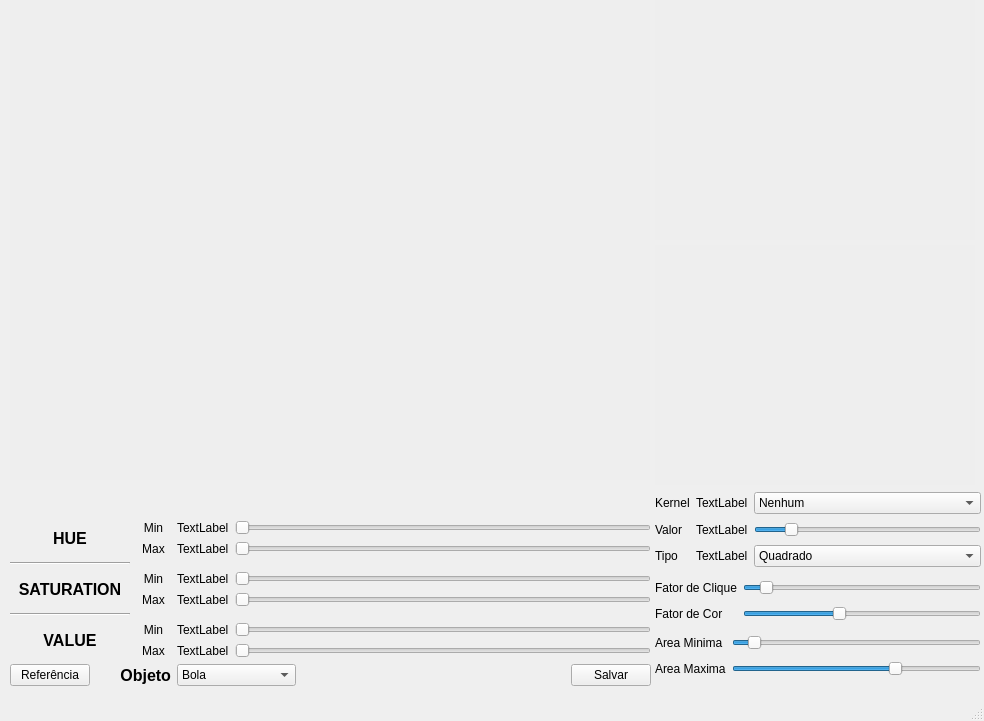
First picture: the form in interface/cores.ui, repository Red-Dragons-UFSCar/red-visao, before the edit.
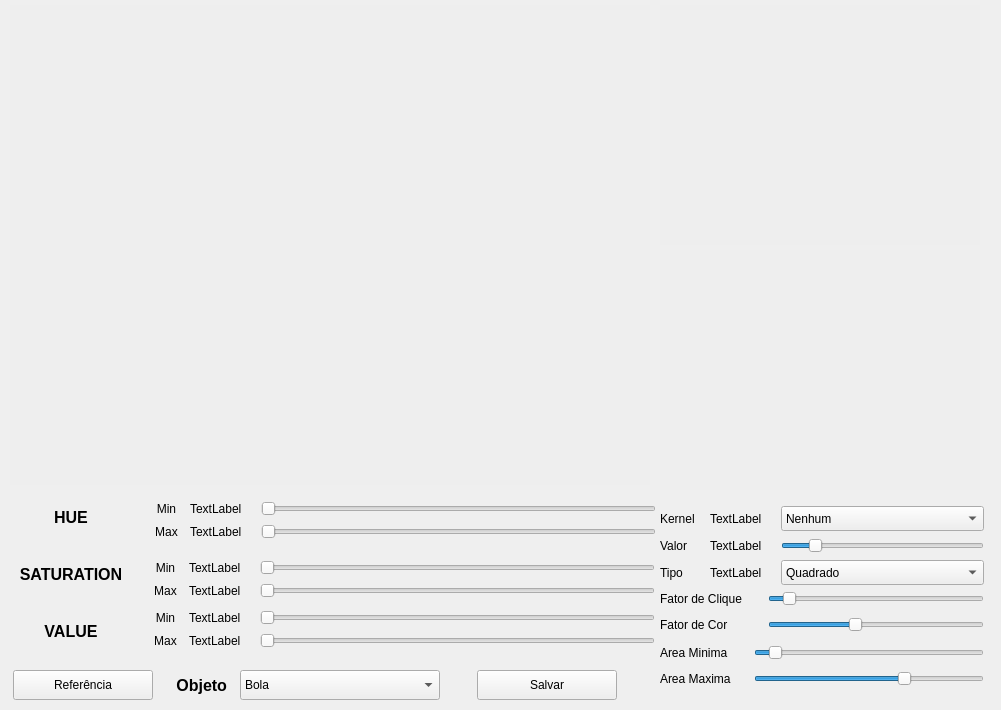
Second picture: the form after the edit.

What changed in the file:
```diff
--- a/interface/cores.ui
+++ b/interface/cores.ui
@@ -1,24 +1,26 @@
 <?xml version="1.0" encoding="UTF-8"?>
 <ui version="4.0">
- <class>MainWindow</class>
- <widget class="QMainWindow" name="MainWindow">
+ <class>Form</class>
+ <widget class="QWidget" name="Form">
   <property name="geometry">
    <rect>
     <x>0</x>
     <y>0</y>
-    <width>984</width>
-    <height>721</height>
+    <width>1001</width>
+    <height>710</height>
    </rect>
   </property>
   <property name="windowTitle">
    <string>MainWindow</string>
   </property>
-  <widget class="QWidget" name="centralwidget">
+  <property name="styleSheet">
+   <string notr="true"/>
+  </property>
    <widget class="QLabel" name="QT_Imagem">
     <property name="geometry">
      <rect>
       <x>10</x>
-      <y>0</y>
+     <y>5</y>
       <width>640</width>
       <height>480</height>
      </rect>
@@ -30,97 +32,47 @@
      <string/>
     </property>
    </widget>
-   <widget class="QWidget" name="verticalLayoutWidget">
+  <widget class="QLabel" name="QT_PB">
+   <property name="geometry">
+    <rect>
+     <x>660</x>
+     <y>5</y>
+     <width>320</width>
+     <height>240</height>
+    </rect>
+   </property>
+   <property name="styleSheet">
+    <string notr="true">background-color: rgb(238, 238, 238);</string>
+   </property>
+   <property name="text">
+    <string/>
+   </property>
+  </widget>
+  <widget class="QLabel" name="QT_Contorno">
+   <property name="geometry">
+    <rect>
+     <x>660</x>
+     <y>250</y>
+     <width>320</width>
+     <height>240</height>
+    </rect>
+   </property>
+   <property name="styleSheet">
+    <string notr="true">background-color: rgb(238, 238, 238);</string>
+   </property>
+   <property name="text">
+    <string/>
+   </property>
+  </widget>
+  <widget class="QLabel" name="label_18">
     <property name="geometry">
      <rect>
       <x>10</x>
-      <y>485</y>
-      <width>641</width>
-      <height>201</height>
-     </rect>
-    </property>
-    <layout class="QVBoxLayout" name="verticalLayout">
-     <item>
-      <layout class="QGridLayout" name="gridLayout" rowstretch="1,0,0,0,0,0">
-       <item row="2" column="0">
-        <widget class="Line" name="line">
-         <property name="orientation">
-          <enum>Qt::Horizontal</enum>
-         </property>
-        </widget>
-       </item>
-       <item row="5" column="1">
-        <layout class="QGridLayout" name="gridLayout_4">
-         <item row="0" column="2">
-          <widget class="QSlider" name="QT_VMin">
-           <property name="maximum">
-            <number>255</number>
-           </property>
-           <property name="orientation">
-            <enum>Qt::Horizontal</enum>
-           </property>
-          </widget>
-         </item>
-         <item row="0" column="1">
-          <widget class="QLabel" name="QT_labelVMin">
-           <property name="text">
-            <string>TextLabel</string>
-           </property>
-          </widget>
-         </item>
-         <item row="1" column="1">
-          <widget class="QLabel" name="QT_labelVMax">
-           <property name="text">
-            <string>TextLabel</string>
-           </property>
-          </widget>
-         </item>
-         <item row="1" column="0">
-          <widget class="QLabel" name="label_9">
-           <property name="minimumSize">
-            <size>
-             <width>35</width>
-             <height>0</height>
-            </size>
-           </property>
-           <property name="text">
-            <string>Max</string>
-           </property>
-           <property name="alignment">
-            <set>Qt::AlignCenter</set>
-           </property>
-          </widget>
-         </item>
-         <item row="1" column="2">
-          <widget class="QSlider" name="QT_VMax">
-           <property name="maximum">
-            <number>255</number>
-           </property>
-           <property name="orientation">
-            <enum>Qt::Horizontal</enum>
-           </property>
-          </widget>
-         </item>
-         <item row="0" column="0">
-          <widget class="QLabel" name="label_10">
-           <property name="minimumSize">
-            <size>
-             <width>35</width>
-             <height>0</height>
-            </size>
-           </property>
-           <property name="text">
-            <string>Min</string>
-           </property>
-           <property name="alignment">
-            <set>Qt::AlignCenter</set>
-           </property>
-          </widget>
-         </item>
-        </layout>
-       </item>
-       <item row="3" column="0">
-        <widget class="QLabel" name="label_7">
+     <y>553</y>
+     <width>122</width>
+     <height>42</height>
+    </rect>
+   </property>
          <property name="minimumSize">
           <size>
            <width>120</width>
@@ -141,32 +93,15 @@
           <set>Qt::AlignCenter</set>
          </property>
         </widget>
-       </item>
-       <item row="5" column="0">
-        <widget class="QLabel" name="label_8">
-         <property name="minimumSize">
-          <size>
-           <width>120</width>
-           <height>0</height>
-          </size>
-         </property>
-         <property name="font">
-          <font>
-           <pointsize>12</pointsize>
-           <weight>75</weight>
-           <bold>true</bold>
-          </font>
-         </property>
-         <property name="text">
-          <string>VALUE</string>
-         </property>
-         <property name="alignment">
-          <set>Qt::AlignCenter</set>
-         </property>
-        </widget>
-       </item>
-       <item row="1" column="0">
-        <widget class="QLabel" name="label_2">
+  <widget class="QLabel" name="label_19">
+   <property name="geometry">
+    <rect>
+     <x>10</x>
+     <y>496</y>
+     <width>122</width>
+     <height>42</height>
+    </rect>
+   </property>
          <property name="minimumSize">
           <size>
            <width>120</width>
@@ -187,11 +122,104 @@
           <set>Qt::AlignCenter</set>
          </property>
         </widget>
-       </item>
-       <item row="1" column="1">
-        <layout class="QGridLayout" name="gridLayout_2">
-         <item row="0" column="2">
+  <widget class="QLabel" name="label_20">
+   <property name="geometry">
+    <rect>
+     <x>10</x>
+     <y>610</y>
+     <width>122</width>
+     <height>42</height>
+    </rect>
+   </property>
+   <property name="minimumSize">
+    <size>
+     <width>120</width>
+     <height>0</height>
+    </size>
+   </property>
+   <property name="font">
+    <font>
+     <pointsize>12</pointsize>
+     <weight>75</weight>
+     <bold>true</bold>
+    </font>
+   </property>
+   <property name="text">
+    <string>VALUE</string>
+   </property>
+   <property name="alignment">
+    <set>Qt::AlignCenter</set>
+   </property>
+  </widget>
+  <widget class="QLabel" name="label_21">
+   <property name="geometry">
+    <rect>
+     <x>149</x>
+     <y>523</y>
+     <width>35</width>
+     <height>17</height>
+    </rect>
+   </property>
+   <property name="minimumSize">
+    <size>
+     <width>35</width>
+     <height>0</height>
+    </size>
+   </property>
+   <property name="text">
+    <string>Max</string>
+   </property>
+   <property name="alignment">
+    <set>Qt::AlignCenter</set>
+   </property>
+  </widget>
+  <widget class="QSlider" name="QT_HMax">
+   <property name="geometry">
+    <rect>
+     <x>261</x>
+     <y>524</y>
+     <width>395</width>
+     <height>15</height>
+    </rect>
+   </property>
+   <property name="maximum">
+    <number>179</number>
+   </property>
+   <property name="orientation">
+    <enum>Qt::Horizontal</enum>
+   </property>
+  </widget>
+  <widget class="QLabel" name="label_22">
+   <property name="geometry">
+    <rect>
+     <x>149</x>
+     <y>500</y>
+     <width>35</width>
+     <height>17</height>
+    </rect>
+   </property>
+   <property name="minimumSize">
+    <size>
+     <width>35</width>
+     <height>0</height>
+    </size>
+   </property>
+   <property name="text">
+    <string>Min</string>
+   </property>
+   <property name="alignment">
+    <set>Qt::AlignCenter</set>
+   </property>
+  </widget>
           <widget class="QSlider" name="QT_HMin">
+   <property name="geometry">
+    <rect>
+     <x>261</x>
+     <y>501</y>
+     <width>395</width>
+     <height>15</height>
+    </rect>
+   </property>
            <property name="maximum">
             <number>179</number>
            </property>
@@ -199,49 +227,41 @@
             <enum>Qt::Horizontal</enum>
            </property>
           </widget>
-         </item>
-         <item row="0" column="1">
-          <widget class="QLabel" name="QT_labelHMin">
-           <property name="text">
-            <string>TextLabel</string>
-           </property>
-          </widget>
-         </item>
-         <item row="1" column="1">
           <widget class="QLabel" name="QT_labelHMax">
+   <property name="geometry">
+    <rect>
+     <x>190</x>
+     <y>523</y>
+     <width>65</width>
+     <height>17</height>
+    </rect>
+   </property>
            <property name="text">
             <string>TextLabel</string>
            </property>
           </widget>
-         </item>
-         <item row="1" column="0">
-          <widget class="QLabel" name="label_4">
-           <property name="minimumSize">
-            <size>
+  <widget class="QLabel" name="QT_labelHMin">
+   <property name="geometry">
+    <rect>
+     <x>190</x>
+     <y>500</y>
+     <width>65</width>
+     <height>17</height>
+    </rect>
+   </property>
+   <property name="text">
+    <string>TextLabel</string>
+   </property>
+  </widget>
+  <widget class="QLabel" name="label_23">
+   <property name="geometry">
+    <rect>
+     <x>148</x>
+     <y>559</y>
              <width>35</width>
-             <height>0</height>
-            </size>
-           </property>
-           <property name="text">
-            <string>Max</string>
-           </property>
-           <property name="alignment">
-            <set>Qt::AlignCenter</set>
-           </property>
-          </widget>
-         </item>
-         <item row="1" column="2">
-          <widget class="QSlider" name="QT_HMax">
-           <property name="maximum">
-            <number>179</number>
-           </property>
-           <property name="orientation">
-            <enum>Qt::Horizontal</enum>
-           </property>
-          </widget>
-         </item>
-         <item row="0" column="0">
-          <widget class="QLabel" name="label_3">
+     <height>17</height>
+    </rect>
+   </property>
            <property name="minimumSize">
             <size>
              <width>35</width>
@@ -255,53 +275,63 @@
             <set>Qt::AlignCenter</set>
            </property>
           </widget>
-         </item>
-        </layout>
-       </item>
-       <item row="3" column="1">
-        <layout class="QGridLayout" name="gridLayout_3">
-         <item row="0" column="2">
-          <widget class="QSlider" name="QT_SMin">
-           <property name="maximum">
-            <number>255</number>
-           </property>
-           <property name="orientation">
-            <enum>Qt::Horizontal</enum>
-           </property>
-          </widget>
-         </item>
-         <item row="1" column="1">
+  <widget class="QLabel" name="label_24">
+   <property name="geometry">
+    <rect>
+     <x>148</x>
+     <y>582</y>
+     <width>35</width>
+     <height>17</height>
+    </rect>
+   </property>
+   <property name="minimumSize">
+    <size>
+     <width>35</width>
+     <height>0</height>
+    </size>
+   </property>
+   <property name="text">
+    <string>Max</string>
+   </property>
+   <property name="alignment">
+    <set>Qt::AlignCenter</set>
+   </property>
+  </widget>
           <widget class="QLabel" name="QT_labelSMax">
+   <property name="geometry">
+    <rect>
+     <x>189</x>
+     <y>582</y>
+     <width>65</width>
+     <height>17</height>
+    </rect>
+   </property>
            <property name="text">
             <string>TextLabel</string>
            </property>
           </widget>
-         </item>
-         <item row="0" column="0">
-          <widget class="QLabel" name="label_6">
-           <property name="minimumSize">
-            <size>
-             <width>35</width>
-             <height>0</height>
-            </size>
-           </property>
-           <property name="text">
-            <string>Min</string>
-           </property>
-           <property name="alignment">
-            <set>Qt::AlignCenter</set>
-           </property>
-          </widget>
-         </item>
-         <item row="0" column="1">
           <widget class="QLabel" name="QT_labelSMin">
+   <property name="geometry">
+    <rect>
+     <x>189</x>
+     <y>559</y>
+     <width>65</width>
+     <height>17</height>
+    </rect>
+   </property>
            <property name="text">
             <string>TextLabel</string>
            </property>
           </widget>
-         </item>
-         <item row="1" column="2">
           <widget class="QSlider" name="QT_SMax">
+   <property name="geometry">
+    <rect>
+     <x>260</x>
+     <y>583</y>
+     <width>395</width>
+     <height>15</height>
+    </rect>
+   </property>
            <property name="maximum">
             <number>255</number>
            </property>
@@ -309,9 +339,82 @@
             <enum>Qt::Horizontal</enum>
            </property>
           </widget>
-         </item>
-         <item row="1" column="0">
-          <widget class="QLabel" name="label_5">
+  <widget class="QSlider" name="QT_SMin">
+   <property name="geometry">
+    <rect>
+     <x>260</x>
+     <y>560</y>
+     <width>395</width>
+     <height>15</height>
+    </rect>
+   </property>
+   <property name="maximum">
+    <number>255</number>
+   </property>
+   <property name="orientation">
+    <enum>Qt::Horizontal</enum>
+   </property>
+  </widget>
+  <widget class="QSlider" name="QT_VMax">
+   <property name="geometry">
+    <rect>
+     <x>260</x>
+     <y>633</y>
+     <width>395</width>
+     <height>15</height>
+    </rect>
+   </property>
+   <property name="maximum">
+    <number>255</number>
+   </property>
+   <property name="orientation">
+    <enum>Qt::Horizontal</enum>
+   </property>
+  </widget>
+  <widget class="QLabel" name="QT_labelVMin">
+   <property name="geometry">
+    <rect>
+     <x>189</x>
+     <y>609</y>
+     <width>65</width>
+     <height>17</height>
+    </rect>
+   </property>
+   <property name="text">
+    <string>TextLabel</string>
+   </property>
+  </widget>
+  <widget class="QLabel" name="label_25">
+   <property name="geometry">
+    <rect>
+     <x>148</x>
+     <y>609</y>
+     <width>35</width>
+     <height>17</height>
+    </rect>
+   </property>
+   <property name="minimumSize">
+    <size>
+     <width>35</width>
+     <height>0</height>
+    </size>
+   </property>
+   <property name="text">
+    <string>Min</string>
+   </property>
+   <property name="alignment">
+    <set>Qt::AlignCenter</set>
+   </property>
+  </widget>
+  <widget class="QLabel" name="label_26">
+   <property name="geometry">
+    <rect>
+     <x>148</x>
+     <y>632</y>
+     <width>35</width>
+     <height>17</height>
+    </rect>
+   </property>
            <property name="minimumSize">
             <size>
              <width>35</width>
@@ -325,29 +428,57 @@
             <set>Qt::AlignCenter</set>
            </property>
           </widget>
-         </item>
-        </layout>
-       </item>
-       <item row="4" column="0">
-        <widget class="Line" name="line_2">
+  <widget class="QLabel" name="QT_labelVMax">
+   <property name="geometry">
+    <rect>
+     <x>189</x>
+     <y>632</y>
+     <width>65</width>
+     <height>17</height>
+    </rect>
+   </property>
+   <property name="text">
+    <string>TextLabel</string>
+   </property>
+  </widget>
+  <widget class="QSlider" name="QT_VMin">
+   <property name="geometry">
+    <rect>
+     <x>260</x>
+     <y>610</y>
+     <width>395</width>
+     <height>15</height>
+    </rect>
+   </property>
+   <property name="maximum">
+    <number>255</number>
+   </property>
          <property name="orientation">
           <enum>Qt::Horizontal</enum>
          </property>
         </widget>
-       </item>
-      </layout>
-     </item>
-     <item>
-      <layout class="QHBoxLayout" name="horizontalLayout">
-       <item>
-        <widget class="QPushButton" name="QT_btReferencia">
+  <widget class="QPushButton" name="QT_btSalvar">
+   <property name="geometry">
+    <rect>
+     <x>477</x>
+     <y>670</y>
+     <width>140</width>
+     <height>30</height>
+    </rect>
+   </property>
          <property name="text">
-          <string>Referência</string>
-         </property>
-        </widget>
-       </item>
-       <item>
-        <widget class="QLabel" name="label">
+    <string>Salvar</string>
+   </property>
+  </widget>
+  <widget class="QLabel" name="label_27">
+   <property name="geometry">
+    <rect>
+     <x>152</x>
+     <y>670</y>
+     <width>75</width>
+     <height>30</height>
+    </rect>
+   </property>
          <property name="minimumSize">
           <size>
            <width>75</width>
@@ -368,9 +499,28 @@
           <set>Qt::AlignRight|Qt::AlignTrailing|Qt::AlignVCenter</set>
          </property>
         </widget>
-       </item>
-       <item>
+  <widget class="QPushButton" name="QT_btReferencia">
+   <property name="geometry">
+    <rect>
+     <x>13</x>
+     <y>670</y>
+     <width>140</width>
+     <height>30</height>
+    </rect>
+   </property>
+   <property name="text">
+    <string>Referência</string>
+   </property>
+  </widget>
         <widget class="QComboBox" name="QT_selecao">
+   <property name="geometry">
+    <rect>
+     <x>240</x>
+     <y>670</y>
+     <width>200</width>
+     <height>30</height>
+    </rect>
+   </property>
          <item>
           <property name="text">
            <string>Bola</string>
@@ -402,150 +552,41 @@
           </property>
          </item>
         </widget>
-       </item>
-       <item>
-        <spacer name="horizontalSpacer">
-         <property name="orientation">
-          <enum>Qt::Horizontal</enum>
-         </property>
-         <property name="sizeHint" stdset="0">
-          <size>
-           <width>40</width>
-           <height>20</height>
-          </size>
-         </property>
-        </spacer>
-       </item>
-       <item>
-        <widget class="QPushButton" name="QT_btSalvar">
-         <property name="text">
-          <string>Salvar</string>
-         </property>
-        </widget>
-       </item>
-      </layout>
-     </item>
-    </layout>
-   </widget>
-   <widget class="QLabel" name="QT_PB">
-    <property name="geometry">
-     <rect>
-      <x>655</x>
-      <y>0</y>
-      <width>320</width>
-      <height>240</height>
-     </rect>
-    </property>
-    <property name="styleSheet">
-     <string notr="true">background-color: rgb(238, 238, 238);</string>
-    </property>
-    <property name="text">
-     <string/>
-    </property>
-   </widget>
-   <widget class="QLabel" name="QT_Contorno">
-    <property name="geometry">
-     <rect>
-      <x>655</x>
-      <y>245</y>
-      <width>320</width>
-      <height>240</height>
-     </rect>
-    </property>
-    <property name="styleSheet">
-     <string notr="true">background-color: rgb(238, 238, 238);</string>
-    </property>
-    <property name="text">
-     <string/>
-    </property>
-   </widget>
-   <widget class="QWidget" name="gridLayoutWidget">
-    <property name="geometry">
-     <rect>
-      <x>655</x>
-      <y>490</y>
-      <width>326</width>
-      <height>82</height>
-     </rect>
-    </property>
-    <layout class="QGridLayout" name="gridLayout_5">
-     <item row="1" column="1">
-      <widget class="QLabel" name="QT_ltipoKernel">
-       <property name="text">
-        <string>TextLabel</string>
-       </property>
-      </widget>
-     </item>
-     <item row="1" column="2">
-      <widget class="QSlider" name="QT_valorKernel">
-       <property name="minimum">
-        <number>1</number>
-       </property>
-       <property name="maximum">
-        <number>15</number>
-       </property>
-       <property name="singleStep">
-        <number>2</number>
-       </property>
-       <property name="value">
-        <number>3</number>
-       </property>
-       <property name="orientation">
-        <enum>Qt::Horizontal</enum>
-       </property>
-      </widget>
-     </item>
-     <item row="1" column="0">
-      <widget class="QLabel" name="label_11">
-       <property name="text">
-        <string>Valor</string>
-       </property>
-      </widget>
-     </item>
-     <item row="2" column="0">
-      <widget class="QLabel" name="label_13">
-       <property name="text">
-        <string>Tipo</string>
-       </property>
-      </widget>
-     </item>
-     <item row="2" column="1">
       <widget class="QLabel" name="QT_lvalorKernel">
+   <property name="geometry">
+    <rect>
+     <x>710</x>
+     <y>560</y>
+     <width>65</width>
+     <height>25</height>
+    </rect>
+   </property>
        <property name="text">
         <string>TextLabel</string>
        </property>
       </widget>
-     </item>
-     <item row="2" column="2">
-      <widget class="QComboBox" name="QT_tipoKernel">
-       <item>
-        <property name="text">
-         <string>Quadrado</string>
-        </property>
-       </item>
-       <item>
-        <property name="text">
-         <string>Cruz</string>
-        </property>
-       </item>
-      </widget>
-     </item>
-     <item row="0" column="0">
-      <widget class="QLabel" name="label_12">
-       <property name="text">
-        <string>Kernel</string>
-       </property>
-      </widget>
-     </item>
-     <item row="0" column="1">
       <widget class="QLabel" name="QT_lqualKernel">
+   <property name="geometry">
+    <rect>
+     <x>710</x>
+     <y>506</y>
+     <width>65</width>
+     <height>25</height>
+    </rect>
+   </property>
        <property name="text">
         <string>TextLabel</string>
        </property>
       </widget>
-     </item>
-     <item row="0" column="2">
       <widget class="QComboBox" name="QT_qualKernel">
+   <property name="geometry">
+    <rect>
+     <x>781</x>
+     <y>506</y>
+     <width>203</width>
+     <height>25</height>
+    </rect>
+   </property>
        <item>
         <property name="text">
          <string>Nenhum</string>
@@ -562,35 +603,112 @@
         </property>
        </item>
       </widget>
-     </item>
-    </layout>
-   </widget>
-   <widget class="QWidget" name="gridLayoutWidget_2">
+  <widget class="QSlider" name="QT_valorKernel">
+   <property name="geometry">
+    <rect>
+     <x>781</x>
+     <y>538</y>
+     <width>203</width>
+     <height>15</height>
+    </rect>
+   </property>
+   <property name="minimum">
+    <number>1</number>
+   </property>
+   <property name="maximum">
+    <number>15</number>
+   </property>
+   <property name="singleStep">
+    <number>2</number>
+   </property>
+   <property name="value">
+    <number>3</number>
+   </property>
+   <property name="orientation">
+    <enum>Qt::Horizontal</enum>
+   </property>
+  </widget>
+  <widget class="QComboBox" name="QT_tipoKernel">
+   <property name="geometry">
+    <rect>
+     <x>781</x>
+     <y>560</y>
+     <width>203</width>
+     <height>25</height>
+    </rect>
+   </property>
+   <item>
+    <property name="text">
+     <string>Quadrado</string>
+    </property>
+   </item>
+   <item>
+    <property name="text">
+     <string>Cruz</string>
+    </property>
+   </item>
+  </widget>
+  <widget class="QLabel" name="label_28">
     <property name="geometry">
      <rect>
-      <x>655</x>
-      <y>575</y>
-      <width>326</width>
-      <height>51</height>
-     </rect>
-    </property>
-    <layout class="QGridLayout" name="gridLayout_6">
-     <item row="1" column="0">
-      <widget class="QLabel" name="label_15">
+     <x>660</x>
+     <y>537</y>
+     <width>44</width>
+     <height>17</height>
+    </rect>
+   </property>
        <property name="text">
-        <string>Fator de Cor</string>
-       </property>
-      </widget>
-     </item>
-     <item row="0" column="0">
-      <widget class="QLabel" name="label_14">
+    <string>Valor</string>
+   </property>
+  </widget>
+  <widget class="QLabel" name="label_29">
+   <property name="geometry">
+    <rect>
+     <x>660</x>
+     <y>506</y>
+     <width>44</width>
+     <height>25</height>
+    </rect>
+   </property>
        <property name="text">
-        <string>Fator de Clique</string>
-       </property>
-      </widget>
-     </item>
-     <item row="0" column="1">
+    <string>Kernel</string>
+   </property>
+  </widget>
+  <widget class="QLabel" name="QT_ltipoKernel">
+   <property name="geometry">
+    <rect>
+     <x>710</x>
+     <y>537</y>
+     <width>65</width>
+     <height>17</height>
+    </rect>
+   </property>
+   <property name="text">
+    <string>TextLabel</string>
+   </property>
+  </widget>
+  <widget class="QLabel" name="label_30">
+   <property name="geometry">
+    <rect>
+     <x>660</x>
+     <y>560</y>
+     <width>44</width>
+     <height>25</height>
+    </rect>
+   </property>
+   <property name="text">
+    <string>Tipo</string>
+   </property>
+  </widget>
       <widget class="QSlider" name="QT_fatorClique">
+   <property name="geometry">
+    <rect>
+     <x>768</x>
+     <y>591</y>
+     <width>216</width>
+     <height>15</height>
+    </rect>
+   </property>
        <property name="minimum">
         <number>1</number>
        </property>
@@ -607,9 +725,15 @@
         <enum>Qt::Horizontal</enum>
        </property>
       </widget>
-     </item>
-     <item row="1" column="1">
       <widget class="QSlider" name="QT_fatorCor">
+   <property name="geometry">
+    <rect>
+     <x>768</x>
+     <y>617</y>
+     <width>216</width>
+     <height>15</height>
+    </rect>
+   </property>
        <property name="maximum">
         <number>25</number>
        </property>
@@ -623,35 +747,41 @@
         <enum>Qt::Horizontal</enum>
        </property>
       </widget>
-     </item>
-    </layout>
-   </widget>
-   <widget class="QWidget" name="gridLayoutWidget_3">
+  <widget class="QLabel" name="label_31">
     <property name="geometry">
      <rect>
-      <x>655</x>
-      <y>630</y>
-      <width>326</width>
-      <height>51</height>
-     </rect>
-    </property>
-    <layout class="QGridLayout" name="gridLayout_7">
-     <item row="1" column="0">
-      <widget class="QLabel" name="label_16">
+     <x>660</x>
+     <y>616</y>
+     <width>102</width>
+     <height>17</height>
+    </rect>
+   </property>
        <property name="text">
-        <string>Area Maxima</string>
-       </property>
-      </widget>
-     </item>
-     <item row="0" column="0">
-      <widget class="QLabel" name="label_17">
+    <string>Fator de Cor</string>
+   </property>
+  </widget>
+  <widget class="QLabel" name="label_32">
+   <property name="geometry">
+    <rect>
+     <x>660</x>
+     <y>590</y>
+     <width>102</width>
+     <height>17</height>
+    </rect>
+   </property>
        <property name="text">
-        <string>Area Minima</string>
-       </property>
-      </widget>
-     </item>
-     <item row="0" column="1">
+    <string>Fator de Clique</string>
+   </property>
+  </widget>
       <widget class="QSlider" name="QT_AreaMin">
+   <property name="geometry">
+    <rect>
+     <x>754</x>
+     <y>645</y>
+     <width>230</width>
+     <height>15</height>
+    </rect>
+   </property>
        <property name="minimum">
         <number>1</number>
        </property>
@@ -668,9 +798,15 @@
         <enum>Qt::Horizontal</enum>
        </property>
       </widget>
-     </item>
-     <item row="1" column="1">
       <widget class="QSlider" name="QT_AreaMax">
+   <property name="geometry">
+    <rect>
+     <x>754</x>
+     <y>671</y>
+     <width>230</width>
+     <height>15</height>
+    </rect>
+   </property>
        <property name="minimum">
         <number>1</number>
        </property>
@@ -687,21 +823,32 @@
         <enum>Qt::Horizontal</enum>
        </property>
       </widget>
-     </item>
-    </layout>
-   </widget>
-  </widget>
-  <widget class="QMenuBar" name="menubar">
+  <widget class="QLabel" name="label_33">
+   <property name="geometry">
+    <rect>
+     <x>660</x>
+     <y>644</y>
+     <width>88</width>
+     <height>17</height>
+    </rect>
+   </property>
+   <property name="text">
+    <string>Area Minima</string>
+   </property>
+  </widget>
+  <widget class="QLabel" name="label_34">
    <property name="geometry">
     <rect>
-     <x>0</x>
-     <y>0</y>
-     <width>984</width>
-     <height>28</height>
+     <x>660</x>
+     <y>670</y>
+     <width>88</width>
+     <height>17</height>
     </rect>
    </property>
+   <property name="text">
+    <string>Area Maxima</string>
+   </property>
   </widget>
-  <widget class="QStatusBar" name="statusbar"/>
  </widget>
  <resources/>
  <connections/>
```
Left out of the diff: 2 changed lines with no effect on the pictures. Lines whose indentation alone changed are shown as unchanged.
